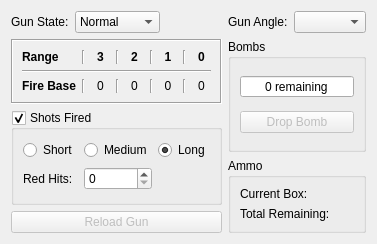
Old version of the form GunControls.ui in the repository wchamilton/CEManeuverLog.
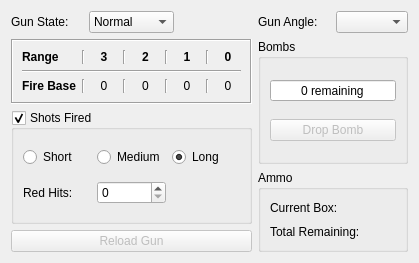
New version of the form.

The edit to the form file:
```diff
--- a/GunControls.ui
+++ b/GunControls.ui
@@ -6,8 +6,8 @@
    <rect>
     <x>0</x>
     <y>0</y>
-    <width>370</width>
-    <height>224</height>
+    <width>419</width>
+    <height>263</height>
    </rect>
   </property>
   <property name="windowTitle">
```
